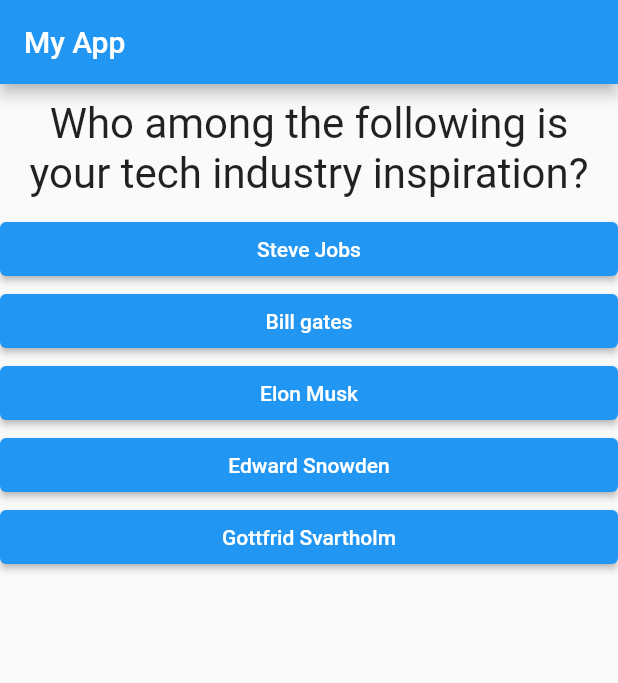
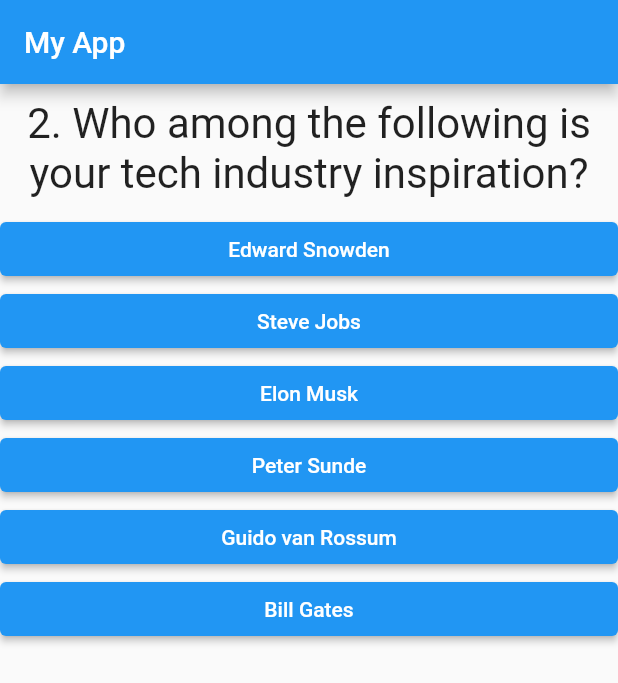
Before and after one commit to dilpreet-is-technophile/Flutter-Dart-The-Complete-Guide-Maximilian, a Flutter app: the screen it shows after launch, after a tap on "Web development", on a phone screen of 412 x 824 dp. Shown: the top 683 px of the screen. Run offline on Flutter 3.47's test engine with Material 2 defaults, Android fonts, the phone set to English and light mode, and no system bars.

Commit message:
Major Changes: Added score for the questions, calculated final score, moved quiz and result and different files, conditions to render result ui when questions are completed

```diff
--- a/flutter_complete_guide/lib/answer.dart
+++ b/flutter_complete_guide/lib/answer.dart
@@ -4,8 +4,8 @@ class Answer extends StatelessWidget {
   // const Answer({Key key}) : super(key: key);
   final Function(int) callback;
   final String answerText;
-  Answer(this.callback, this.answerText);
-
+  final int score;
+  Answer(this.callback, this.answerText, this.score);
   @override
   Widget build(BuildContext context) {
     return Container(
@@ -16,8 +16,7 @@ class Answer extends StatelessWidget {
           foregroundColor: MaterialStateProperty.all(Colors.white),
         ),
         onPressed: () {
-          // answerQuestion(2);
-          callback(1);
+          callback(score);
         },
         child: Text(answerText),
       ),
--- a/flutter_complete_guide/lib/main.dart
+++ b/flutter_complete_guide/lib/main.dart
@@ -1,6 +1,6 @@
 import 'package:flutter/material.dart';
-import './question.dart';
-import './answer.dart';
+import './quiz.dart';
+import './result.dart';
 
 void main() {
   runApp(MyApp());
@@ -12,47 +12,107 @@ class MyApp extends StatefulWidget {
 }
 
 class _MyAppState extends State<MyApp> {
+  var finalScore = 0;
   var questionInd = 0;
   var questions = [
     {
-      "questionText": "What\'s your favourite technology?",
+      "questionText": "1. What\'s your favourite technology?",
       "answerOptions": [
-        "Web development",
-        "App Development",
-        "Game Development",
-        "Machine Learning",
-        "Stack Overflow"
+        {"text": "Web development", "score": 5},
+        {"text": "App Development", "score": 6},
+        {"text": "Game Development", "score": 6},
+        {"text": "Machine Learning", "score": 9},
+        {"text": "Robotics", "score": 10},
+        {"text": "AR/VR", "score": 8},
       ],
     },
     {
       "questionText":
-          "Who among the following is your tech industry inspiration?",
+          "2. Who among the following is your tech industry inspiration?",
       "answerOptions": [
-        "Steve Jobs",
-        "Bill gates",
-        "Elon Musk",
-        "Edward Snowden",
-        "Gottfrid Svartholm"
+        {"text": "Edward Snowden", "score": 10},
+        {"text": "Steve Jobs", "score": 10},
+        {"text": "Elon Musk", "score": 6},
+        {"text": "Peter Sunde", "score": 8},
+        {"text": "Guido van Rossum", "score": 7},
+        {"text": "Bill Gates", "score": 7},
       ],
     },
     {
-      "questionText": "Do you think code can be an art?",
+      "questionText":
+          "3. Do you think code is a study of Art along with Engineering?",
       "answerOptions": [
-        "Yes",
-        "Hell Yes",
-        "By all means",
-        "No second thoughts",
-        "Indeed"
+        {"text": "Yes", "score": 10},
+        {"text": "No", "score": 0},
+        {"text": "Debatable", "score": 5},
       ],
-    }
+    },
+    {
+      "questionText": "4. When did you start to code",
+      "answerOptions": [
+        {"text": "In College first year", "score": 6},
+        {"text": "In High school", "score": 8},
+        {"text": "Before Class 10th", "score": 9},
+        {"text": "After College first year", "score": 4},
+        {"text": "Born Coder", "score": 10},
+      ],
+    },
+    {
+      "questionText": "5. Do you love coding or it's just for Job",
+      "answerOptions": [
+        {"text": "I am doing for Job", "score": 5},
+        {"text": "Makes me happy to code, job or not", "score": 10},
+        {"text": "I like it and it also pays", "score": 7},
+        {"text": "I hate coding", "score": 0},
+      ],
+    },
+    {
+      "questionText": "6. What\s your favourite language",
+      "answerOptions": [
+        {"text": "Java", "score": 8},
+        {"text": "Python", "score": 7},
+        {"text": "JavaScript", "score": 6},
+        {"text": "C/C++", "score": 10},
+      ],
+    },
+    {
+      "questionText": "7. Which company inspires you the most",
+      "answerOptions": [
+        {"text": "Google", "score": 10},
+        {"text": "Microsoft", "score": 8},
+        {"text": "Samsung", "score": 8},
+        {"text": "Netflix", "score": 7},
+        {"text": "PlaySimple", "score": 6},
+        {"text": "Apple", "score": 10},
+      ],
+    },
+    {
+      "questionText": "8. Which innovation is your favourite",
+      "answerOptions": [
+        {"text": "Internet", "score": 10},
+        {"text": "Social media", "score": 9},
+        {"text": "Personal Computing", "score": 9},
+        {"text": "Phones", "score": 8},
+        {"text": "Bitcoin", "score": 7},
+      ],
+    },
+    {
+      "questionText": "9. Favourite Operating System",
+      "answerOptions": [
+        {"text": "Linux", "score": 10},
+        {"text": "MacOs", "score": 9},
+        {"text": "Windows 11", "score": 8},
+        {"text": "Windows 8", "score": 0},
+        {"text": "Windows xp", "score": 10},
+        {"text": "Windows 7", "score": 8},
+      ],
+    },
   ];
 
-  void answerQuestion(int num) {
-    if (questionInd == questions.length - 1) {
-      return;
-    }
+  void answerQuestion(int score) {
     print("Answer Chosen $num");
     setState(() {
+      finalScore = finalScore + score;
       questionInd++;
     });
   }
@@ -63,18 +123,9 @@ class _MyAppState extends State<MyApp> {
         appBar: AppBar(
           title: Text("My App"),
         ),
-        body: Column(
-          children: [
-            Question(questions[questionInd]["questionText"]),
-            ...(questions[questionInd]["answerOptions"] as List<String>)
-                .map((answer) {
-              return Answer(answerQuestion, answer);
-            }).toList()
-            // Answer(answerQuestion),
-            // Answer(answerQuestion),
-            // Answer(answerQuestion),
-          ],
-        ),
+        body: questionInd < questions.length
+            ? Quiz(answerQuestion, questions, questionInd)
+            : Result(finalScore),
       ),
     );
   }
--- /dev/null
+++ b/flutter_complete_guide/lib/quiz.dart
@@ -0,0 +1,24 @@
+import 'package:flutter/material.dart';
+import './question.dart';
+import './answer.dart';
+
+class Quiz extends StatelessWidget {
+  final questions;
+  final questionInd;
+  final Function(int) callback;
+  Quiz(this.callback, this.questions, this.questionInd);
+  @override
+  Widget build(BuildContext context) {
+    return Column(
+      children: [
+        Question(questions[questionInd]["questionText"]),
+        ...(questions[questionInd]["answerOptions"]
+                as List<Map<String, Object>>)
+            .map((answer) {
+          return Answer(
+              callback, answer["text"] as String, answer["score"] as int);
+        }).toList()
+      ],
+    );
+  }
+}
--- /dev/null
+++ b/flutter_complete_guide/lib/result.dart
@@ -0,0 +1,30 @@
+import 'package:flutter/material.dart';
+
+class Result extends StatelessWidget {
+  final int finalScore;
+  Result(this.finalScore);
+
+  String get resultPhrase {
+    if (finalScore == 80) {
+      return "Wohoooo Perfect 80";
+    } else if (finalScore < 80 && finalScore > 60) {
+      return "You can call yourself coder, score is $finalScore";
+    } else if (finalScore < 60 && finalScore > 50) {
+      return "hmmm maybe you are coding just for money, score is $finalScore";
+    } else if (finalScore < 50 && finalScore > 40) {
+      return "Well coding is not everything, score is $finalScore";
+    }
+    return "To be honest leave coding, your score is $finalScore";
+  }
+
+  @override
+  Widget build(BuildContext context) {
+    return Center(
+      child: Text(
+        resultPhrase,
+        style: TextStyle(fontSize: 36, fontWeight: FontWeight.bold),
+        textAlign: TextAlign.center,
+      ),
+    );
+  }
+}
--- a/flutter_complete_guide/pubspec.yaml
+++ b/flutter_complete_guide/pubspec.yaml
@@ -18,7 +18,7 @@ publish_to: 'none' # Remove this line if you wish to publish to pub.dev
 version: 1.0.0+1
 
 environment:
-  sdk: ">=2.11.0 <3.0.0"
+  sdk: ">2.12.0 <3.0.0"
 
 dependencies:
   flutter:
```
